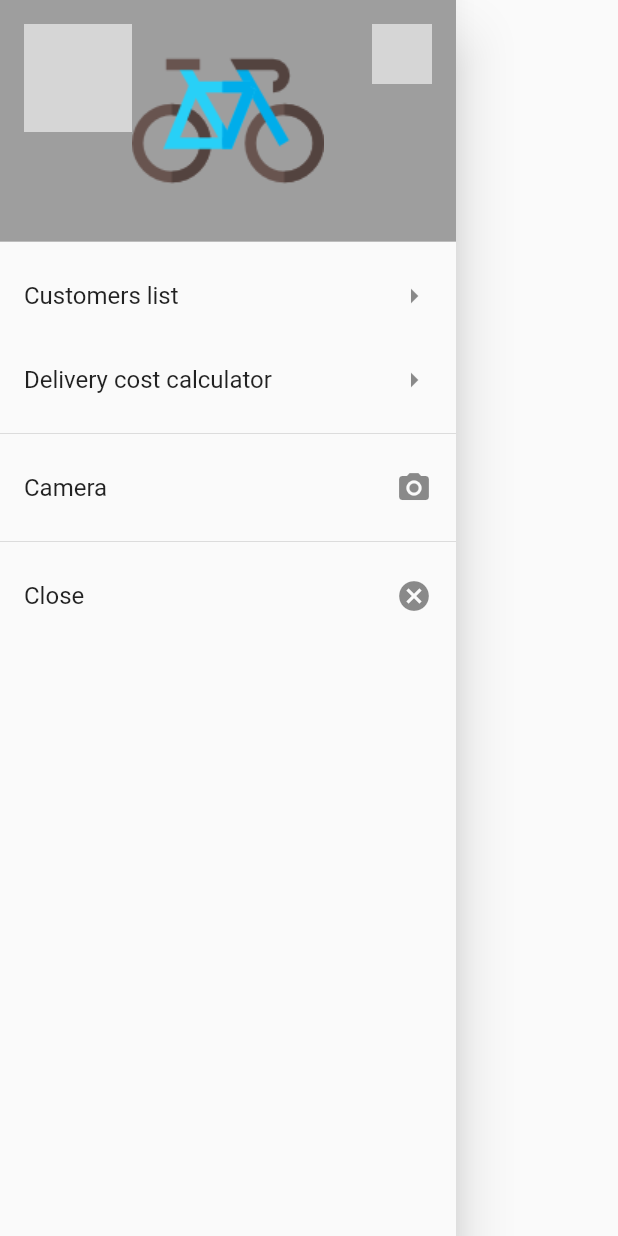
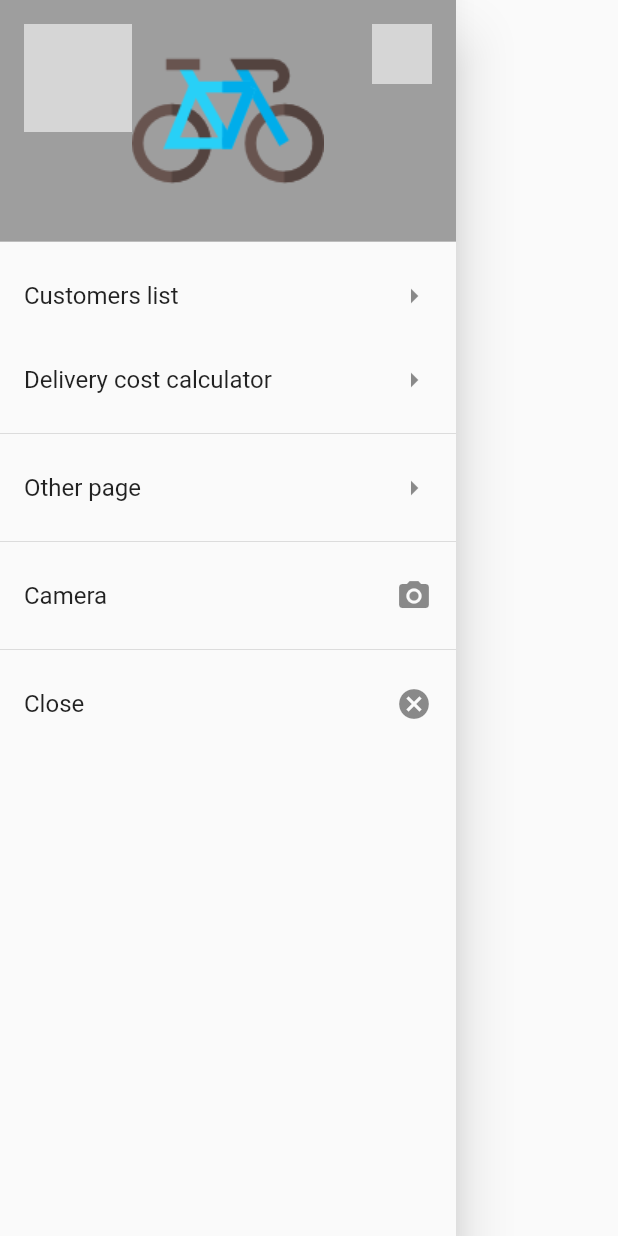
Before and after one commit to maciejlaufer/just-cycle, a Flutter app: the AppDrawer widget shown alone on an empty page, opened directly with empty values, on a phone screen of 412 x 824 dp. Run offline on Flutter 3.47's test engine with Material 2 defaults, Android fonts, the phone set to English and light mode, and no system bars; our stand-ins replace camera; network calls fail; grey boxes are pictures that could not be loaded.

Commit message:
Moved alert to another widget

```diff
--- a/lib/screens/app_drawer.dart
+++ b/lib/screens/app_drawer.dart
@@ -81,6 +81,15 @@ class _AppDrawerState extends State<AppDrawer>{
           ),
           Divider(),
           ListTile(
+            title: Text("Other page"),
+            trailing: Icon(Icons.arrow_right),
+            onTap: (){
+              Navigator.of(context).pop();
+              Navigator.of(context).push(MaterialPageRoute( builder: (BuildContext context) => OtherPage('Other page')));
+            },
+          ),
+          Divider(),
+          ListTile(
             title: Text("Camera"),
             trailing: Icon(Icons.camera_alt),
             onTap: (){
--- a/lib/screens/other_page.dart
+++ b/lib/screens/other_page.dart
@@ -1,4 +1,5 @@
 import 'package:flutter/material.dart';
+import '../widgets/alert.dart';
 
 class OtherPage extends StatelessWidget{
 
@@ -13,7 +14,7 @@ class OtherPage extends StatelessWidget{
         title: Text(pageText)
       ),
       body: Center(
-        child: Text(pageText),
+        child: AlertButton(),
       )
     );
   }
```
